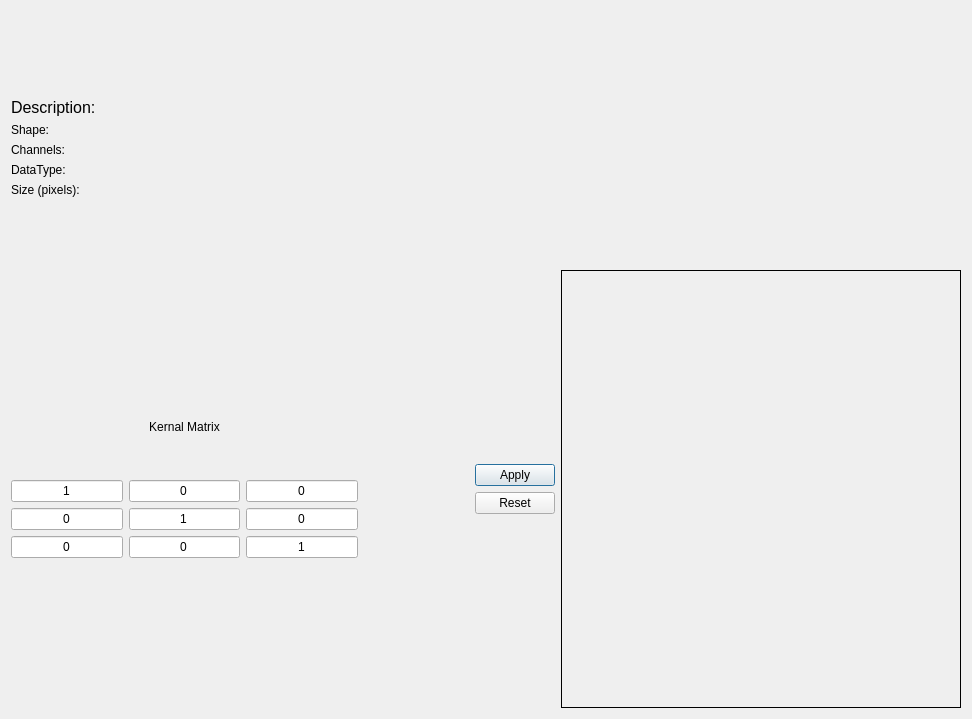
First picture: the form in coreUI/image_description_dialog.ui, repository prateekgurnani10/Image_recognition, before the edit.
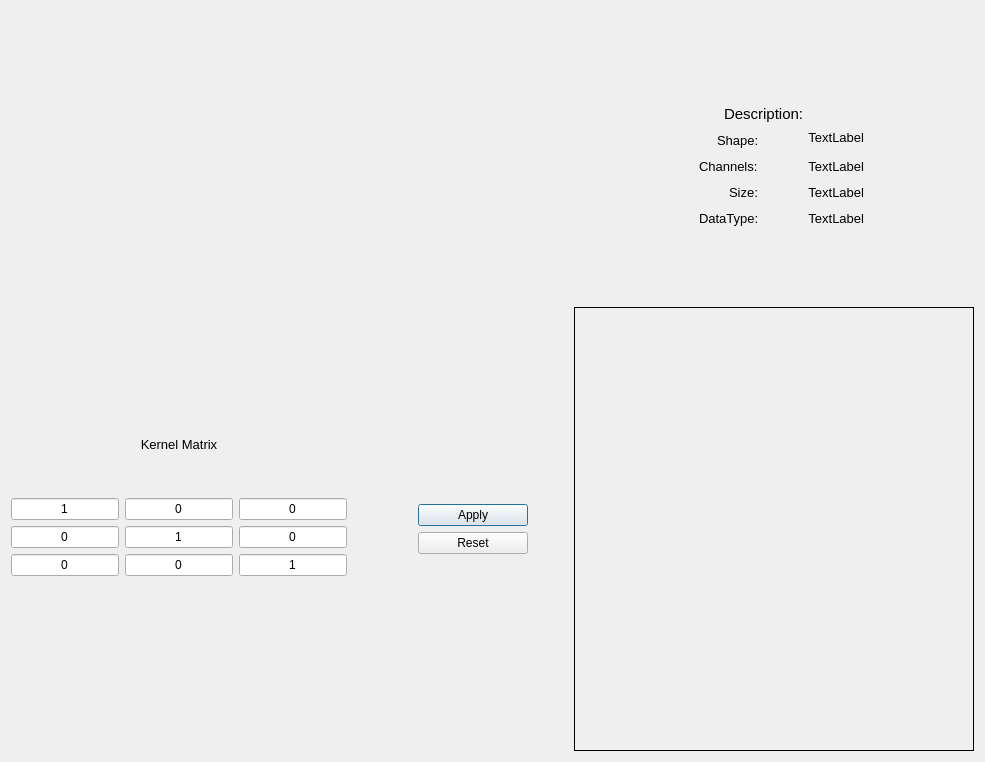
Second picture: the form after the edit. Icons and pictures are not drawn.

Commit message: Fixed QLabel location and scaling

Patch:
```diff
--- a/coreUI/image_description_dialog.ui
+++ b/coreUI/image_description_dialog.ui
@@ -6,14 +6,40 @@
    <rect>
     <x>0</x>
     <y>0</y>
-    <width>972</width>
-    <height>719</height>
+    <width>985</width>
+    <height>762</height>
    </rect>
   </property>
   <property name="windowTitle">
    <string>Image Desciption</string>
   </property>
   <layout class="QGridLayout" name="gridLayout_2">
+   <item row="1" column="0">
+    <layout class="QHBoxLayout" name="logoLayout">
+     <item>
+      <widget class="QLabel" name="logoLabel">
+       <property name="maximumSize">
+        <size>
+         <width>80</width>
+         <height>80</height>
+        </size>
+       </property>
+       <property name="text">
+        <string/>
+       </property>
+       <property name="pixmap">
+        <pixmap>dejavu_ir_logo_small.png</pixmap>
+       </property>
+       <property name="scaledContents">
+        <bool>true</bool>
+       </property>
+       <property name="alignment">
+        <set>Qt::AlignCenter</set>
+       </property>
+      </widget>
+     </item>
+    </layout>
+   </item>
    <item row="5" column="0">
     <layout class="QHBoxLayout" name="imageDescriptionLayout">
      <item>
@@ -72,7 +98,7 @@
          <property name="sizeHint" stdset="0">
           <size>
            <width>20</width>
-           <height>150</height>
+           <height>175</height>
           </size>
          </property>
         </spacer>
@@ -92,7 +118,7 @@
          <property name="sizeHint" stdset="0">
           <size>
            <width>20</width>
-           <height>150</height>
+           <height>130</height>
           </size>
          </property>
         </spacer>
@@ -101,11 +127,11 @@
         <widget class="QLabel" name="kernalLabel">
          <property name="font">
           <font>
-           <pointsize>9</pointsize>
+           <pointsize>10</pointsize>
           </font>
          </property>
          <property name="text">
-          <string>Kernal Matrix</string>
+          <string>Kernel Matrix</string>
          </property>
          <property name="alignment">
           <set>Qt::AlignCenter</set>
@@ -166,7 +192,7 @@
          <property name="sizeHint" stdset="0">
           <size>
            <width>20</width>
-           <height>150</height>
+           <height>175</height>
           </size>
          </property>
         </spacer>
@@ -229,7 +255,7 @@
          <property name="sizeHint" stdset="0">
           <size>
            <width>20</width>
-           <height>150</height>
+           <height>175</height>
           </size>
          </property>
         </spacer>
@@ -246,7 +272,7 @@
        </property>
        <property name="sizeHint" stdset="0">
         <size>
-         <width>70</width>
+         <width>40</width>
          <height>20</height>
         </size>
        </property>
@@ -269,6 +295,12 @@
        </item>
        <item>
         <widget class="QPushButton" name="resetButton">
+         <property name="minimumSize">
+          <size>
+           <width>110</width>
+           <height>0</height>
+          </size>
+         </property>
          <property name="font">
           <font>
            <pointsize>9</pointsize>
@@ -281,6 +313,12 @@
        </item>
        <item>
         <widget class="QPushButton" name="applyButton">
+         <property name="minimumSize">
+          <size>
+           <width>110</width>
+           <height>0</height>
+          </size>
+         </property>
          <property name="font">
           <font>
            <pointsize>9</pointsize>
@@ -306,6 +344,22 @@
        </item>
       </layout>
      </item>
+     <item>
+      <spacer name="horizontalSpacer_8">
+       <property name="orientation">
+        <enum>Qt::Horizontal</enum>
+       </property>
+       <property name="sizeType">
+        <enum>QSizePolicy::Fixed</enum>
+       </property>
+       <property name="sizeHint" stdset="0">
+        <size>
+         <width>40</width>
+         <height>20</height>
+        </size>
+       </property>
+      </spacer>
+     </item>
      <item>
       <widget class="QLabel" name="imageViewLabel">
        <property name="minimumSize">
@@ -359,78 +413,6 @@
      </property>
     </spacer>
    </item>
-   <item row="3" column="0">
-    <layout class="QGridLayout" name="gridLayout">
-     <item row="0" column="0">
-      <layout class="QVBoxLayout" name="verticalLayout">
-       <item>
-        <widget class="QLabel" name="shapeLabel">
-         <property name="font">
-          <font>
-           <pointsize>9</pointsize>
-          </font>
-         </property>
-         <property name="text">
-          <string>Shape:</string>
-         </property>
-        </widget>
-       </item>
-       <item>
-        <widget class="QLabel" name="colorLabel">
-         <property name="font">
-          <font>
-           <pointsize>9</pointsize>
-          </font>
-         </property>
-         <property name="text">
-          <string>Channels:</string>
-         </property>
-        </widget>
-       </item>
-       <item>
-        <widget class="QLabel" name="datatypeLabel">
-         <property name="font">
-          <font>
-           <pointsize>9</pointsize>
-          </font>
-         </property>
-         <property name="text">
-          <string>DataType:</string>
-         </property>
-        </widget>
-       </item>
-       <item>
-        <widget class="QLabel" name="sizeLabel">
-         <property name="font">
-          <font>
-           <pointsize>9</pointsize>
-          </font>
-         </property>
-         <property name="text">
-          <string>Size (pixels):</string>
-         </property>
-        </widget>
-       </item>
-      </layout>
-     </item>
-    </layout>
-   </item>
-   <item row="2" column="0">
-    <layout class="QVBoxLayout" name="descriptLayout">
-     <item>
-      <widget class="QLabel" name="descriptLabel">
-       <property name="font">
-        <font>
-         <pointsize>12</pointsize>
-        </font>
-       </property>
-       <property name="text">
-        <string>Description:</string>
-       </property>
-      </widget>
-     </item>
-    </layout>
-   </item>
    <item row="0" column="0">
     <spacer name="verticalSpacer_4">
      <property name="orientation">
@@ -447,29 +429,395 @@
      </property>
     </spacer>
    </item>
-   <item row="1" column="0">
-    <layout class="QHBoxLayout" name="logoLayout">
+   <item row="2" column="0">
+    <layout class="QHBoxLayout" name="horizontalLayout_5">
      <item>
-      <widget class="QLabel" name="logoLabel">
-       <property name="maximumSize">
+      <spacer name="horizontalSpacer">
+       <property name="orientation">
+        <enum>Qt::Horizontal</enum>
+       </property>
+       <property name="sizeType">
+        <enum>QSizePolicy::Expanding</enum>
+       </property>
+       <property name="sizeHint" stdset="0">
         <size>
-         <width>80</width>
-         <height>80</height>
+         <width>700</width>
+         <height>20</height>
         </size>
+       </property>
+      </spacer>
+     </item>
+     <item>
+      <widget class="QLabel" name="descriptionTitleLabel">
+       <property name="font">
+        <font>
+         <pointsize>11</pointsize>
+        </font>
        </property>
        <property name="text">
-        <string/>
-       </property>
-       <property name="pixmap">
-        <pixmap>dejavu_ir_logo_small.png</pixmap>
-       </property>
-       <property name="scaledContents">
-        <bool>true</bool>
-       </property>
-       <property name="alignment">
-        <set>Qt::AlignCenter</set>
+        <string>Description:</string>
        </property>
       </widget>
+     </item>
+     <item>
+      <spacer name="descriptionSpacer">
+       <property name="orientation">
+        <enum>Qt::Horizontal</enum>
+       </property>
+       <property name="sizeType">
+        <enum>QSizePolicy::Fixed</enum>
+       </property>
+       <property name="sizeHint" stdset="0">
+        <size>
+         <width>170</width>
+         <height>20</height>
+        </size>
+       </property>
+      </spacer>
+     </item>
+    </layout>
+   </item>
+   <item row="3" column="0">
+    <layout class="QVBoxLayout" name="verticalLayout">
+     <item>
+      <layout class="QHBoxLayout" name="horizontalLayout_4">
+       <item>
+        <spacer name="horizontalSpacer_4">
+         <property name="orientation">
+          <enum>Qt::Horizontal</enum>
+         </property>
+         <property name="sizeType">
+          <enum>QSizePolicy::Expanding</enum>
+         </property>
+         <property name="sizeHint" stdset="0">
+          <size>
+           <width>750</width>
+           <height>20</height>
+          </size>
+         </property>
+        </spacer>
+       </item>
+       <item>
+        <widget class="QLabel" name="shapeTitleLabel">
+         <property name="font">
+          <font>
+           <pointsize>10</pointsize>
+          </font>
+         </property>
+         <property name="text">
+          <string>Shape: </string>
+         </property>
+        </widget>
+       </item>
+       <item>
+        <spacer name="horizontalSpacer_13">
+         <property name="orientation">
+          <enum>Qt::Horizontal</enum>
+         </property>
+         <property name="sizeType">
+          <enum>QSizePolicy::Fixed</enum>
+         </property>
+         <property name="sizeHint" stdset="0">
+          <size>
+           <width>40</width>
+           <height>20</height>
+          </size>
+         </property>
+        </spacer>
+       </item>
+       <item>
+        <widget class="QLabel" name="shapeDataLabel">
+         <property name="minimumSize">
+          <size>
+           <width>0</width>
+           <height>0</height>
+          </size>
+         </property>
+         <property name="font">
+          <font>
+           <pointsize>10</pointsize>
+          </font>
+         </property>
+         <property name="text">
+          <string>TextLabel</string>
+         </property>
+         <property name="alignment">
+          <set>Qt::AlignRight|Qt::AlignTop|Qt::AlignTrailing</set>
+         </property>
+        </widget>
+       </item>
+       <item>
+        <spacer name="spacerReference">
+         <property name="orientation">
+          <enum>Qt::Horizontal</enum>
+         </property>
+         <property name="sizeType">
+          <enum>QSizePolicy::Fixed</enum>
+         </property>
+         <property name="sizeHint" stdset="0">
+          <size>
+           <width>110</width>
+           <height>20</height>
+          </size>
+         </property>
+        </spacer>
+       </item>
+      </layout>
+     </item>
+     <item>
+      <layout class="QHBoxLayout" name="horizontalLayout_3">
+       <item>
+        <spacer name="horizontalSpacer_5">
+         <property name="orientation">
+          <enum>Qt::Horizontal</enum>
+         </property>
+         <property name="sizeType">
+          <enum>QSizePolicy::Expanding</enum>
+         </property>
+         <property name="sizeHint" stdset="0">
+          <size>
+           <width>750</width>
+           <height>20</height>
+          </size>
+         </property>
+        </spacer>
+       </item>
+       <item>
+        <widget class="QLabel" name="channelsTitleLabel">
+         <property name="font">
+          <font>
+           <pointsize>10</pointsize>
+          </font>
+         </property>
+         <property name="text">
+          <string>Channels: </string>
+         </property>
+        </widget>
+       </item>
+       <item>
+        <spacer name="horizontalSpacer_14">
+         <property name="orientation">
+          <enum>Qt::Horizontal</enum>
+         </property>
+         <property name="sizeType">
+          <enum>QSizePolicy::Fixed</enum>
+         </property>
+         <property name="sizeHint" stdset="0">
+          <size>
+           <width>40</width>
+           <height>20</height>
+          </size>
+         </property>
+        </spacer>
+       </item>
+       <item>
+        <widget class="QLabel" name="channelsDataLabel">
+         <property name="minimumSize">
+          <size>
+           <width>0</width>
+           <height>0</height>
+          </size>
+         </property>
+         <property name="font">
+          <font>
+           <pointsize>10</pointsize>
+          </font>
+         </property>
+         <property name="text">
+          <string>TextLabel</string>
+         </property>
+         <property name="alignment">
+          <set>Qt::AlignRight|Qt::AlignTrailing|Qt::AlignVCenter</set>
+         </property>
+        </widget>
+       </item>
+       <item>
+        <spacer name="horizontalSpacer_10">
+         <property name="orientation">
+          <enum>Qt::Horizontal</enum>
+         </property>
+         <property name="sizeType">
+          <enum>QSizePolicy::Fixed</enum>
+         </property>
+         <property name="sizeHint" stdset="0">
+          <size>
+           <width>110</width>
+           <height>20</height>
+          </size>
+         </property>
+        </spacer>
+       </item>
+      </layout>
+     </item>
+     <item>
+      <layout class="QHBoxLayout" name="horizontalLayout">
+       <item>
+        <spacer name="horizontalSpacer_6">
+         <property name="orientation">
+          <enum>Qt::Horizontal</enum>
+         </property>
+         <property name="sizeType">
+          <enum>QSizePolicy::Expanding</enum>
+         </property>
+         <property name="sizeHint" stdset="0">
+          <size>
+           <width>750</width>
+           <height>20</height>
+          </size>
+         </property>
+        </spacer>
+       </item>
+       <item>
+        <widget class="QLabel" name="sizeTitleLabel">
+         <property name="font">
+          <font>
+           <pointsize>10</pointsize>
+          </font>
+         </property>
+         <property name="text">
+          <string>Size: </string>
+         </property>
+        </widget>
+       </item>
+       <item>
+        <spacer name="horizontalSpacer_15">
+         <property name="orientation">
+          <enum>Qt::Horizontal</enum>
+         </property>
+         <property name="sizeType">
+          <enum>QSizePolicy::Fixed</enum>
+         </property>
+         <property name="sizeHint" stdset="0">
+          <size>
+           <width>40</width>
+           <height>20</height>
+          </size>
+         </property>
+        </spacer>
+       </item>
+       <item>
+        <widget class="QLabel" name="sizeDataLabel">
+         <property name="minimumSize">
+          <size>
+           <width>0</width>
+           <height>0</height>
+          </size>
+         </property>
+         <property name="font">
+          <font>
+           <pointsize>10</pointsize>
+          </font>
+         </property>
+         <property name="text">
+          <string>TextLabel</string>
+         </property>
+         <property name="alignment">
+          <set>Qt::AlignRight|Qt::AlignTrailing|Qt::AlignVCenter</set>
+         </property>
+        </widget>
+       </item>
+       <item>
+        <spacer name="horizontalSpacer_11">
+         <property name="orientation">
+          <enum>Qt::Horizontal</enum>
+         </property>
+         <property name="sizeType">
+          <enum>QSizePolicy::Fixed</enum>
+         </property>
+         <property name="sizeHint" stdset="0">
+          <size>
+           <width>110</width>
+           <height>20</height>
+          </size>
+         </property>
+        </spacer>
+       </item>
+      </layout>
+     </item>
+     <item>
+      <layout class="QHBoxLayout" name="horizontalLayout_2">
+       <item>
+        <spacer name="horizontalSpacer_7">
+         <property name="orientation">
+          <enum>Qt::Horizontal</enum>
+         </property>
+         <property name="sizeType">
+          <enum>QSizePolicy::Expanding</enum>
+         </property>
+         <property name="sizeHint" stdset="0">
+          <size>
+           <width>750</width>
+           <height>20</height>
+          </size>
+         </property>
+        </spacer>
+       </item>
+       <item>
+        <widget class="QLabel" name="datatypeTitleLabel">
+         <property name="font">
+          <font>
+           <pointsize>10</pointsize>
+          </font>
+         </property>
+         <property name="text">
+          <string>DataType: </string>
+         </property>
+        </widget>
+       </item>
+       <item>
+        <spacer name="horizontalSpacer_16">
+         <property name="orientation">
+          <enum>Qt::Horizontal</enum>
+         </property>
+         <property name="sizeType">
+          <enum>QSizePolicy::Fixed</enum>
+         </property>
+         <property name="sizeHint" stdset="0">
+          <size>
+           <width>40</width>
+           <height>20</height>
+          </size>
+         </property>
+        </spacer>
+       </item>
+       <item>
+        <widget class="QLabel" name="datatypeDataLabel">
+         <property name="minimumSize">
+          <size>
+           <width>0</width>
+           <height>0</height>
+          </size>
+         </property>
+         <property name="font">
+          <font>
+           <pointsize>10</pointsize>
+          </font>
+         </property>
+         <property name="text">
+          <string>TextLabel</string>
+         </property>
+         <property name="alignment">
+          <set>Qt::AlignRight|Qt::AlignTrailing|Qt::AlignVCenter</set>
+         </property>
+        </widget>
+       </item>
+       <item>
+        <spacer name="horizontalSpacer_12">
+         <property name="orientation">
+          <enum>Qt::Horizontal</enum>
+         </property>
+         <property name="sizeType">
+          <enum>QSizePolicy::Fixed</enum>
+         </property>
+         <property name="sizeHint" stdset="0">
+          <size>
+           <width>110</width>
+           <height>20</height>
+          </size>
+         </property>
+        </spacer>
+       </item>
+      </layout>
      </item>
     </layout>
    </item>
```
The commit also changes 1 other file.
